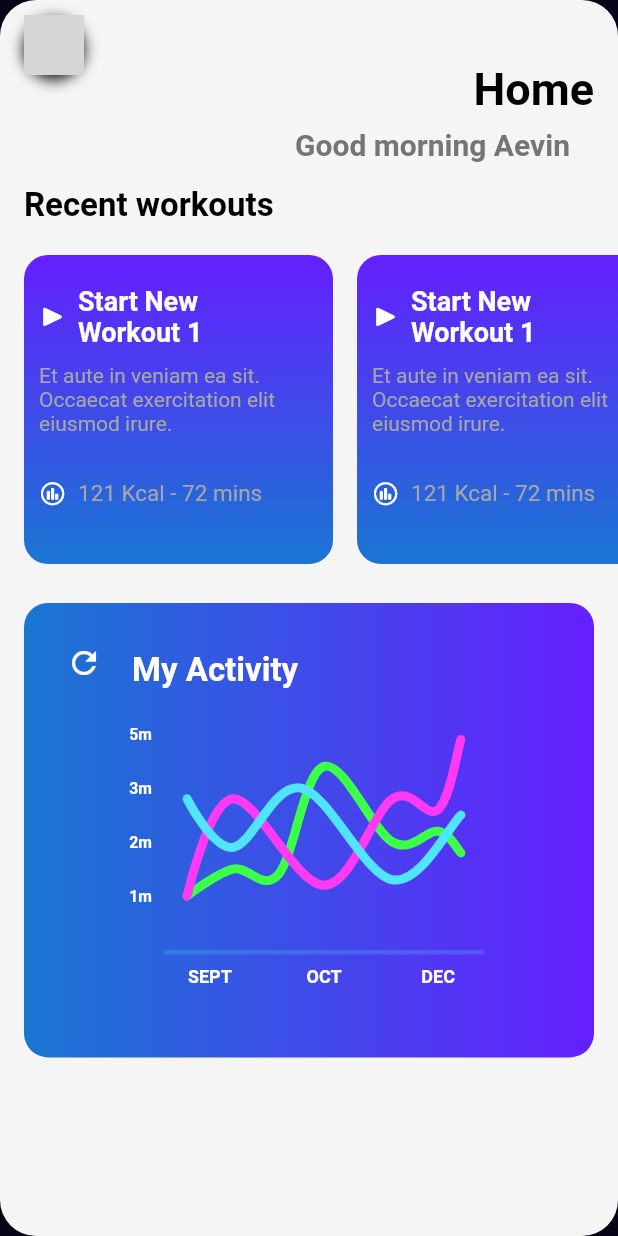
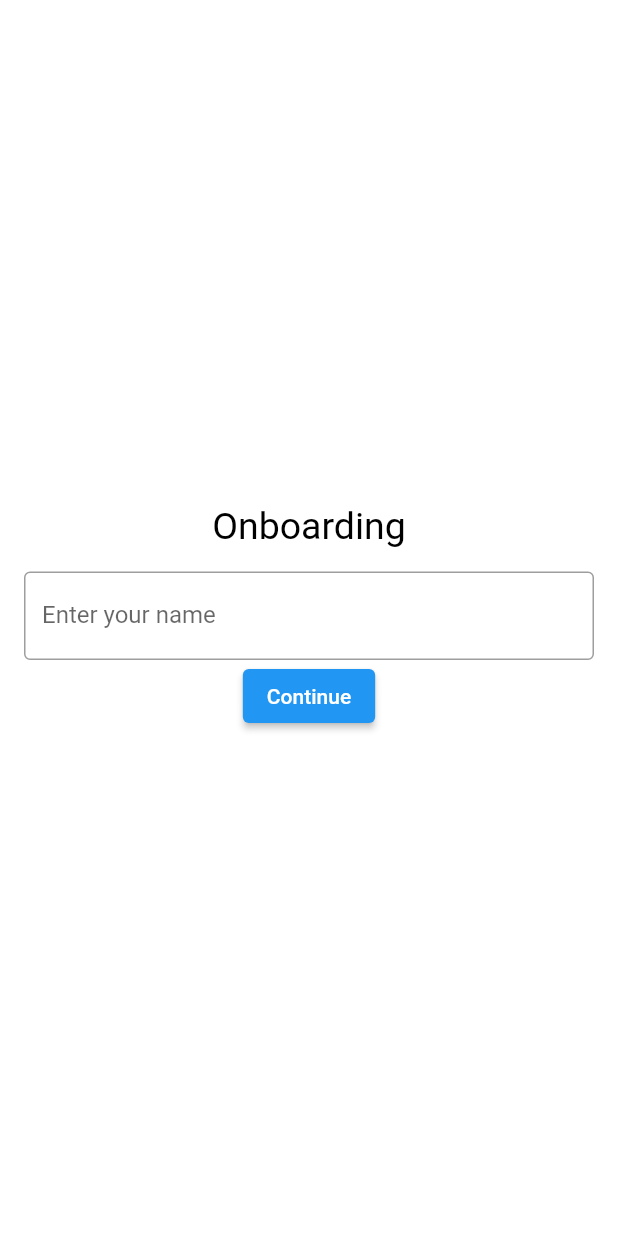
Before and after one commit to aevinj/Overload, a Flutter app: the screen it shows after launch, on a phone screen of 412 x 824 dp. Run offline on Flutter 3.47's test engine with Material 2 defaults, Android fonts, the phone set to English and light mode, and no system bars; drawn by our look-alikes of fl_chart, rive; our stand-ins replace hive, hive_flutter; accounts and stored records are empty; Roboto replaces fonts that are missing (SFPro); grey boxes are pictures that could not be loaded.

Commit message:
add basic onboarding screen

```diff
--- a/lib/pages/home_view.dart
+++ b/lib/pages/home_view.dart
@@ -38,7 +38,7 @@ class HomeView extends StatelessWidget {
             child: Align(
               alignment: Alignment.centerRight,
               child: Text(
-                "Good morning Aevin",
+                "Good morning ${boxManager.getUserName()}!",
                 style: Font(color: Colors.grey[600]!, bold: true, size: 20),
               ),
             ),
--- /dev/null
+++ b/lib/pages/onboarding.dart
@@ -0,0 +1,71 @@
+import 'package:flutter/cupertino.dart';
+import 'package:flutter/material.dart';
+import 'package:progressive_overload/classes/user.dart';
+import 'package:progressive_overload/components/capitalise.dart';
+import 'package:progressive_overload/components/text_style.dart';
+import 'package:progressive_overload/main.dart';
+import 'package:progressive_overload/util/box_manager.dart';
+import 'package:provider/provider.dart';
+
+class Onboarding extends StatefulWidget {
+  const Onboarding({super.key});
+
+  @override
+  State<Onboarding> createState() => _OnboardingState();
+}
+
+class _OnboardingState extends State<Onboarding> {
+  final TextEditingController _nameController = TextEditingController();
+
+  @override
+  void dispose() {
+    _nameController.dispose();
+    super.dispose();
+  }
+
+  @override
+  Widget build(BuildContext context) {
+    final boxManager = Provider.of<BoxManager>(context);
+
+    return Scaffold(
+        resizeToAvoidBottomInset: false,
+        backgroundColor: Colors.white,
+        body: Center(
+          child: Padding(
+            padding: const EdgeInsets.all(16.0),
+            child: Column(
+              mainAxisAlignment: MainAxisAlignment.center,
+              children: [
+                Padding(
+                  padding: const EdgeInsets.only(bottom: 16),
+                  child: Text(
+                    "Onboarding",
+                    style: Font(color: Colors.black),
+                  ),
+                ),
+                TextField(
+                  controller: _nameController,
+                  decoration: const InputDecoration(
+                    border: OutlineInputBorder(),
+                    labelText: 'Enter your name',
+                  ),
+                ),
+                ElevatedButton(
+                    onPressed: () async {
+                      User user = User(name: _nameController.text.capitalise());
+
+                      await boxManager.openUserBox();
+                      await boxManager.saveUser(user);
+                      // ignore: use_build_context_synchronously
+                      Navigator.pushReplacement(
+                          context,
+                          CupertinoPageRoute(
+                              builder: (builder) => const MyApp()));
+                    },
+                    child: const Text("Continue")),
+              ],
+            ),
+          ),
+        ));
+  }
+}
```
Also changed, not shown: lib/main.dart (+12 -2 lines), lib/pages/entry_point.dart (+5 -2 lines), lib/util/box_manager.dart (+37 -1 lines).
